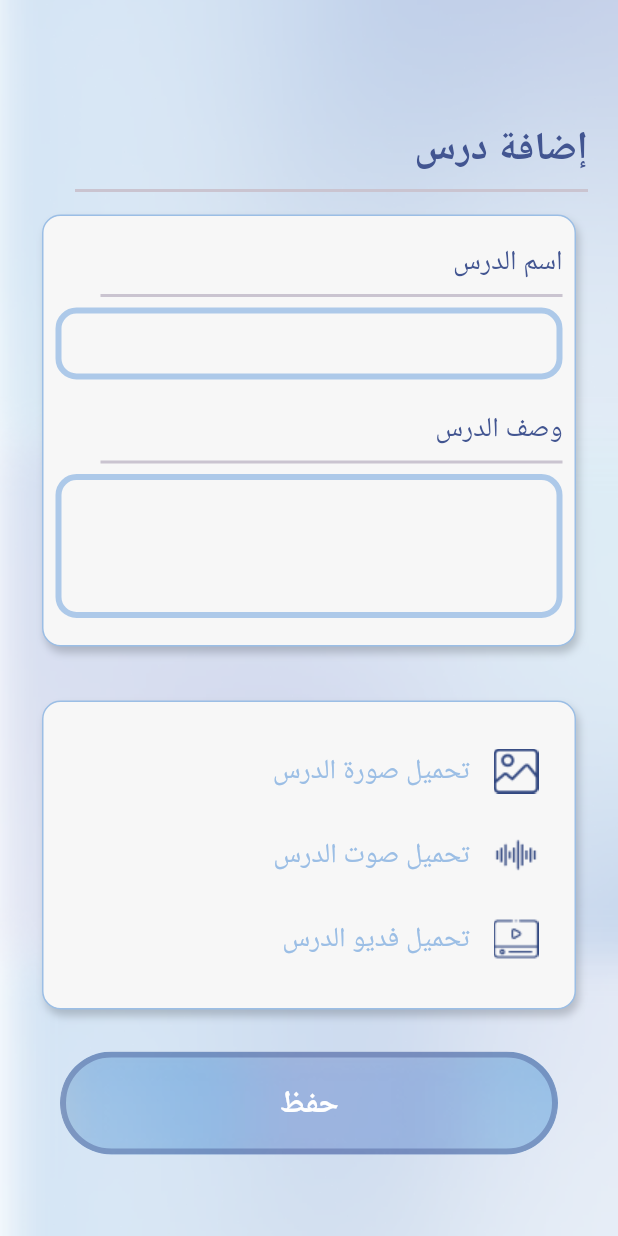
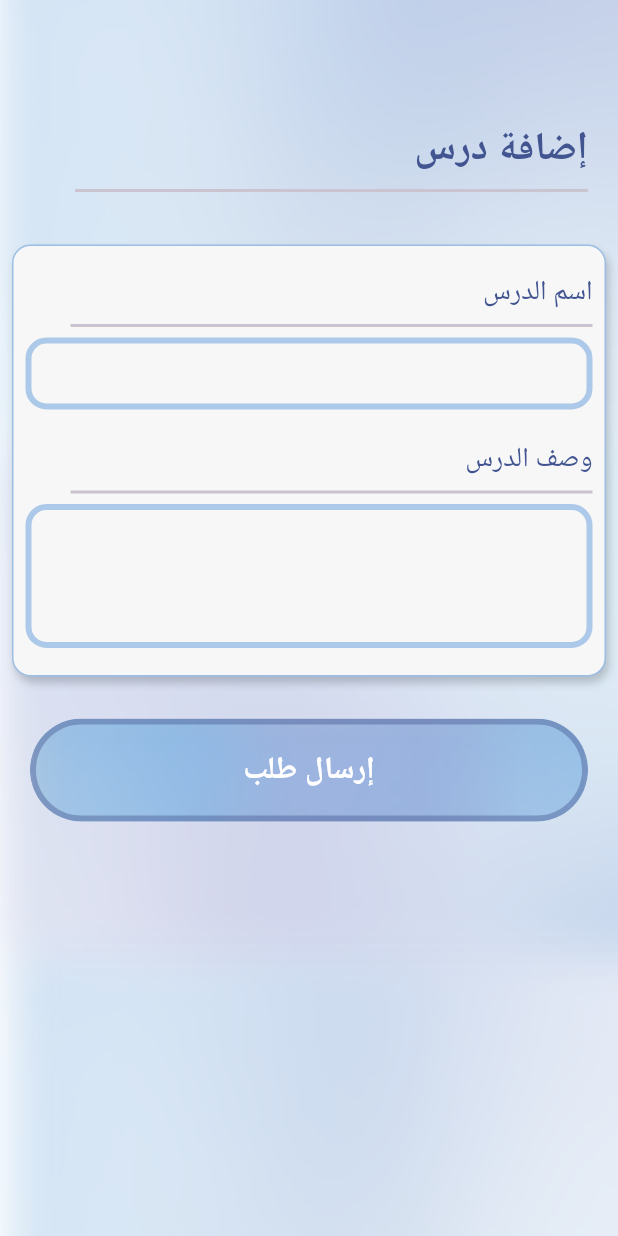
Before and after one commit to 0Ahmad0/sanad_app, a Flutter app: the ManagingLessonUserScreen screen opened by its route, after a tap on the "add" icon, on a phone screen of 412 x 824 dp. Run offline on Flutter 3.47's test engine with Material 3 defaults, Android fonts, the phone set to English and light mode, and no system bars; our stand-ins replace animate_do, audioplayers, file_picker, firebase_core, flutter_localization, flutter_screenutil and 7 more; missing offline and left inert: audio_waveforms; accounts and stored records are empty; Roboto replaces fonts that are missing (Cairo).

```diff
--- a/lib/app/core/helper/validator.dart
+++ b/lib/app/core/helper/validator.dart
@@ -5,7 +5,7 @@ import '../utils/app_string.dart';
 class Validator{
   ///@--Email
   static String? validateEmail({required String email}){
-    if(email!.trim().isEmpty){
+    if(email.trim().isEmpty){
       return AppString.requiredFiled;
     }
     if(!email.isEmail){
--- a/lib/app/core/route/app_route.dart
+++ b/lib/app/core/route/app_route.dart
@@ -11,6 +11,7 @@ import 'package:sanad_app/app/controller/auth_controller.dart';
 import 'package:sanad_app/app/screens/auth/auth_screen.dart';
 import 'package:sanad_app/app/screens/profile_screen.dart';
 import 'package:sanad_app/app/screens/splash_screen.dart';
+import 'package:sanad_app/user/screens/add_lesson_user_screen.dart';
 import 'package:sanad_app/user/screens/home_user_screen.dart';
 import 'package:sanad_app/user/screens/lessons_user_screen.dart';
 import 'package:sanad_app/user/screens/managing_lesson_user_screens.dart';
@@ -48,6 +49,7 @@ class AppRoute {
   static const questionUserRoute = '/questionUser';
   static const showQuestionUserRoute = '/showQuestionUser';
   static const managingLessonUserRoute = '/managingLessonUser';
+  static const addLessonUserRoute = '/addLessonUser';
   static const showAudioUserRoute = '/showAudioRoute';
 
   static List<GetPage> appPages = [
@@ -145,6 +147,11 @@ class AppRoute {
       transition: Transition.cupertinoDialog,
     ),
     GetPage(
+      name:addLessonUserRoute,
+      page: () => AddLessonUserScreen(),
+      transition: Transition.native,
+    ),
+    GetPage(
       name:showAudioUserRoute,
       page: () => ShowAudioScreen(),
       transition: Transition.zoom,
--- a/lib/app/core/utils/app_string.dart
+++ b/lib/app/core/utils/app_string.dart
@@ -81,6 +81,8 @@ class AppString {
   static const update = "Update";
   static const resetPassword = "Reset password";
   static const  verifyEmail= "Verify Email";
+  static const requiredFiled = "هذا الحقل مطلوب";
+  static const  sendRequest= "إرسال طلب";
   static const  verify= "تحقق";
   static const  ok= "حسناً";
   static const  linkValidAt= "الرابط صالح لمدة 5دقائق :";
@@ -122,7 +124,6 @@ class AppString {
 
 
   ///<User Message>//
-  static const requiredFiled = 'Filed is required*';
   static const enterValidEmail = 'Please enter a valid email';
   static const enterValidName = 'Please enter a valid Name';
 
--- /dev/null
+++ b/lib/user/screens/add_lesson_user_screen.dart
@@ -0,0 +1,106 @@
+import 'package:animate_do/animate_do.dart';
+import 'package:flutter/cupertino.dart';
+import 'package:flutter/material.dart';
+import 'package:flutter_screenutil/flutter_screenutil.dart';
+import 'package:get/get.dart';
+import 'package:path/path.dart';
+import 'package:sanad_app/app/controller/admin_controller.dart';
+import 'package:sanad_app/app/core/utils/assets_manager.dart';
+import 'package:sanad_app/app/widgets/default_scaffold.dart';
+
+import '../../app/core/utils/app_string.dart';
+import '../../app/core/utils/color_manager.dart';
+import '../../app/core/utils/styles_manager.dart';
+import '../../app/core/utils/values_manager.dart';
+import '../../app/screens/auth/widgets/divider_auth_widgets.dart';
+import '../../app/widgets/button_app_widget.dart';
+import '../../app/widgets/container_auth_widget.dart';
+import '../../app/widgets/textfield_app.dart';
+
+class AddLessonUserScreen extends StatelessWidget {
+  const AddLessonUserScreen({super.key});
+
+  @override
+  Widget build(BuildContext context) {
+    return Scaffold(
+      body: DefaultScaffoldWidget(
+        child: FadeIn(
+          child: SingleChildScrollView(
+            child: Column(
+              crossAxisAlignment: CrossAxisAlignment.start,
+              children: [
+                const SizedBox(
+                  height: AppSize.s60,
+                ),
+               Padding(
+                 padding: const EdgeInsets.all(AppPadding.p20),
+                 child: Column(
+                   crossAxisAlignment: CrossAxisAlignment.start,
+                   children: [
+                     Text(
+                       AppString.addLesson,
+                       style: StylesManager.textBoldStyle(
+                         color: ColorManager.primaryColor,
+                         size: 20.sp,
+                       ),
+                     ),
+                     const DividerAuthWidget(),
+                   ],
+                 ),
+               ),
+                ContainerAuthWidget(
+                  child: Column(
+                    crossAxisAlignment: CrossAxisAlignment.start,
+                    children: [
+                      const SizedBox(
+                        height: AppSize.s10,
+                      ),
+                      Text(
+                        AppString.lessonName,
+                        style: StylesManager.textNormalStyle(
+                            color: ColorManager.primaryColor, size: 14.sp),
+                      ),
+                      const DividerAuthWidget(),
+                      TextFiledApp(
+                        suffixIcon: false,
+                      ),
+                      const SizedBox(
+                        height: AppSize.s20,
+                      ),
+                      Text(AppString.lessonDescription,
+                          style: StylesManager.textNormalStyle(
+                              color: ColorManager.primaryColor, size: 14.sp)),
+                      const DividerAuthWidget(),
+                      TextFiledApp(
+                        suffixIcon: false,
+                        textInputAction: TextInputAction.newline,
+                        keyboardType: TextInputType.multiline,
+                        minLine: 3,
+                        maxLine: 8,
+                      ),
+                      const SizedBox(
+                        height: AppSize.s10,
+                      ),
+                    ],
+                  ),
+                ),
+                const SizedBox(
+                  height: AppSize.s20,
+                ),
+                Padding(
+                  padding:
+                      const EdgeInsets.symmetric(horizontal: AppPadding.p20),
+                  child:
+                      ButtonAppWidget(onPressed: () {}, text: AppString.sendRequest),
+                ),
+                const SizedBox(
+                  height: AppSize.s20,
+                ),
+              ],
+            ),
+          ),
+        ),
+      ),
+    );
+  }
+}
--- a/lib/user/screens/managing_lesson_user_screens.dart
+++ b/lib/user/screens/managing_lesson_user_screens.dart
@@ -42,7 +42,7 @@ class ManagingLessonUserScreen extends StatelessWidget {
                       ),
                     ),
                     IconButton(onPressed: (){
-                      Get.toNamed(AppRoute.addLessonAdminRoute);
+                      Get.toNamed(AppRoute.addLessonUserRoute);
                     }, icon: Container(
                       decoration: BoxDecoration(
                         shape: BoxShape.circle,
--- a/lib/user/screens/show_audio_screen.dart
+++ b/lib/user/screens/show_audio_screen.dart
@@ -4,6 +4,7 @@ import 'dart:io';
 import 'package:audio_waveforms/audio_waveforms.dart';
 import 'package:flutter/material.dart';
 import 'package:flutter/services.dart';
+import 'package:flutter_screenutil/flutter_screenutil.dart';
 import 'package:path_provider/path_provider.dart';
 import 'package:sanad_app/app/core/utils/color_manager.dart';
 import 'package:sanad_app/app/widgets/default_scaffold.dart';
@@ -74,19 +75,29 @@ class _WaveBubbleState extends State<WaveBubble> {
   late PlayerController controller;
   late StreamSubscription<PlayerState> playerStateSubscription;
 
-  final playerWaveStyle =  PlayerWaveStyle(
+  final playerWaveStyle = PlayerWaveStyle(
     fixedWaveColor: ColorManager.primaryColor.withOpacity(.5),
     liveWaveColor: ColorManager.primaryColor,
     spacing: 6,
   );
+
+  bool isCompleted = false;
 
   @override
   void initState() {
     super.initState();
     controller = PlayerController();
     _preparePlayer();
-    playerStateSubscription = controller.onPlayerStateChanged.listen((_) {
-      setState(() {});
+    playerStateSubscription = controller.onPlayerStateChanged.listen((state) {
+      if (state == PlayerState.stopped) {
+        setState(() {
+          isCompleted = true;
+        });
+      } else {
+        setState(() {
+          isCompleted = false;
+        });
+      }
     });
   }
 
@@ -128,15 +139,21 @@ class _WaveBubbleState extends State<WaveBubble> {
                 controller.playerState.isStopped) {
               await controller.pausePlayer();
             } else {
+              if (isCompleted) {
+                await controller.seekTo(0);
+                setState(() {
+                  isCompleted = false;
+                });
+              }
               controller.setRefresh(true);
               await controller.startPlayer();
             }
           },
           icon: Icon(
-                  controller.playerState.isPlaying
-                      ? Icons.pause
-                      : Icons.play_arrow,
-                  size: 60,
+            isCompleted
+                ? Icons.replay
+                : (controller.playerState.isPlaying ? Icons.pause : Icons.play_arrow),
+            size: 60.sp,
           ),
           color: Colors.white,
           splashColor: Colors.transparent,
```
Lines whose indentation alone changed are shown as unchanged.
